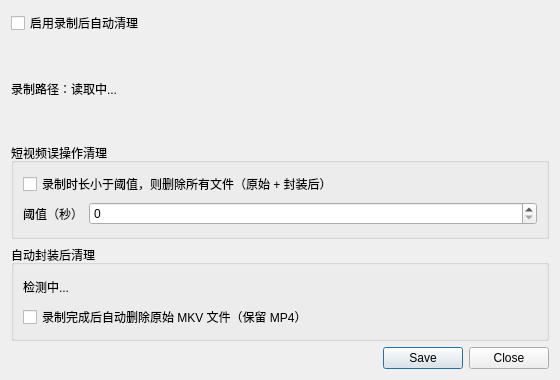
Before: the Qt Designer form plugins/frontend-tools/forms/auto-cleanup.ui in LingyunStudio/obs-studio, drawn with Qt 5.
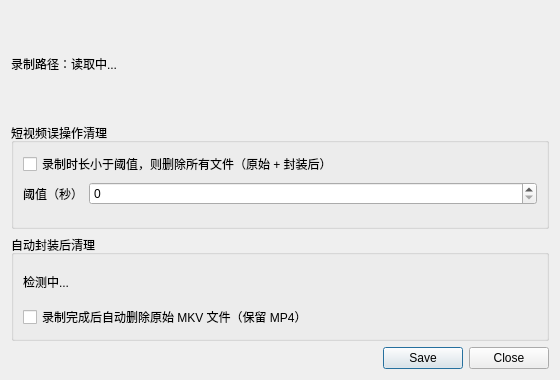
After: the same form once the commit is applied.

Commit message: Drop master enable switch, support all remuxable formats (mkv/flv/mov)

The edit to the form file:
```diff
--- a/plugins/frontend-tools/forms/auto-cleanup.ui
+++ b/plugins/frontend-tools/forms/auto-cleanup.ui
@@ -20,14 +20,6 @@
    <string>录制后自动清理</string>
   </property>
   <layout class="QVBoxLayout" name="mainLayout">
-   <item>
-    <widget class="QCheckBox" name="enableAutoCleanup">
-     <property name="text">
-      <string>启用录制后自动清理</string>
-     </property>
-     <property name="checked">true</property>
-    </widget>
-   </item>
    <item>
     <widget class="QLabel" name="recordingPathLabel">
      <property name="text">
```
The commit also changes 3 other files.
